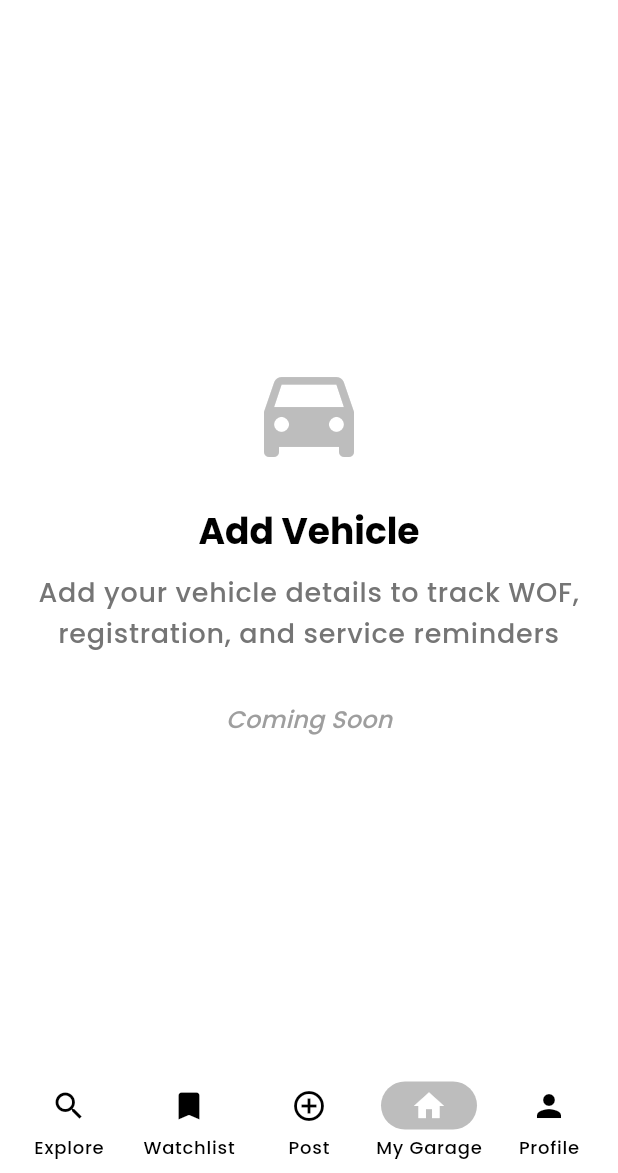
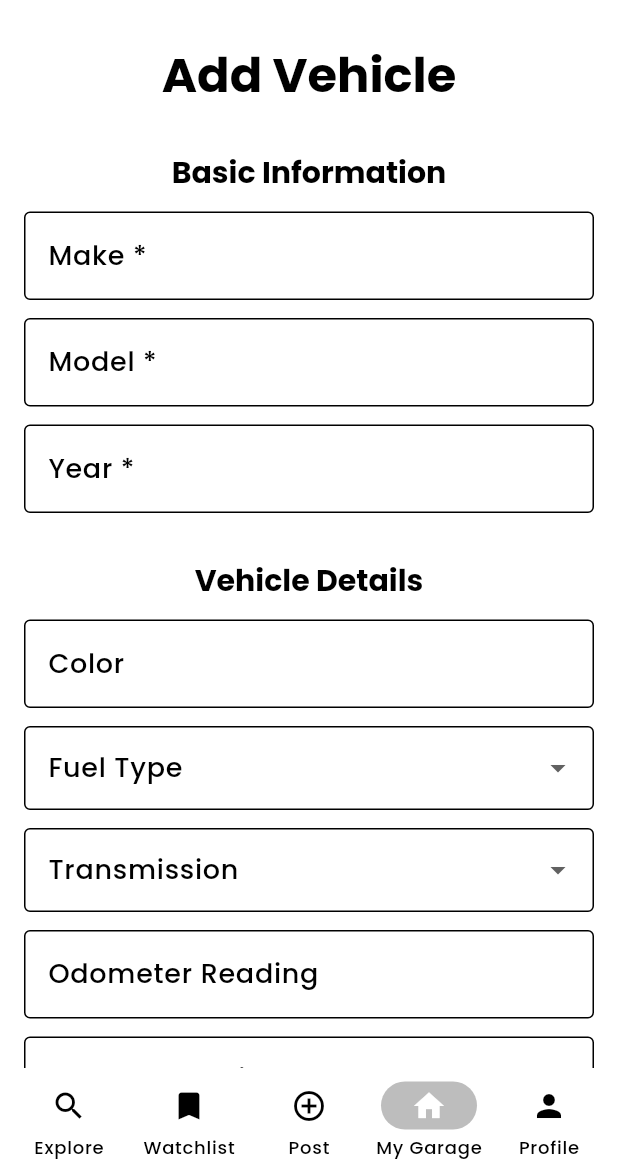
Before and after one commit to joengelena/aurae-beauty-app, a Flutter app: the AddVehiclePage screen opened by its route, on a phone screen of 412 x 824 dp, the part 63-1236 px from its top. Run offline on Flutter 3.47's test engine with Material 3 defaults, Android fonts, the phone set to English and light mode, and no system bars; our stand-ins replace flutter_secure_storage, go_router, image_picker, smooth_page_indicator; missing offline and left inert: dart:js_interop, fetch_client; accounts and stored records are empty; network calls fail.

Commit message:
Create a form for the add vehicle page

```diff
--- /dev/null
+++ b/lib/logic/add_vehicle_provider.dart
@@ -0,0 +1,61 @@
+import 'package:flutter/material.dart';
+import 'package:motorix_app/data/exceptions/app_exception.dart';
+import 'package:motorix_app/data/models/listing_attribute.dart';
+import 'package:motorix_app/data/services/vehicle_services.dart';
+import 'package:motorix_app/presentation/widgets/listing_form/listing_form_data_provider.dart';
+import 'package:motorix_app/utils/secure_storage.dart';
+
+class AddVehicleProvider extends ChangeNotifier
+    implements ListingFormDataProvider {
+  final Map<String, Object> _formData = {};
+  bool isLoading = false;
+  bool successfulPost = false;
+  String errorMessage = '';
+
+  @override
+  Map<String, Object> get formData => _formData;
+
+  @override
+  List<ListingAttribute> get listingAttributeOptions => [];
+
+  Future<void> addVehicle() async {
+    isLoading = true;
+    errorMessage = '';
+    notifyListeners();
+
+    try {
+      // Get current user ID
+      final userId = await SecureStorage.read('userId');
+      if (userId == null || userId.isEmpty) {
+        throw AppException('User not authenticated');
+      }
+
+      // Prepare the data for the API
+      final vehicleData = Map<String, dynamic>.from(_formData);
+      vehicleData['currentUserId'] = userId;
+
+      // Call the API
+      await VehicleServices().addVehicle(vehicleData);
+
+      successfulPost = true;
+    } on AppException catch (e) {
+      errorMessage = e.message;
+      successfulPost = false;
+    } catch (e) {
+      errorMessage = 'An unexpected error occurred. Please try again.';
+      successfulPost = false;
+      debugPrint('Error adding vehicle: $e');
+    } finally {
+      isLoading = false;
+      notifyListeners();
+    }
+  }
+
+  void resetProvider() {
+    _formData.clear();
+    isLoading = false;
+    successfulPost = false;
+    errorMessage = '';
+    notifyListeners();
+  }
+}
--- a/lib/presentation/pages/add_vehicle_page.dart
+++ b/lib/presentation/pages/add_vehicle_page.dart
@@ -1,48 +1,17 @@
 import 'package:flutter/material.dart';
+import 'package:motorix_app/logic/add_vehicle_provider.dart';
+import 'package:motorix_app/presentation/widgets/vehicle_form/add_vehicle_form.dart';
+import 'package:provider/provider.dart';
 
 class AddVehiclePage extends StatelessWidget {
   const AddVehiclePage({super.key});
 
   @override
   Widget build(BuildContext context) {
-    return Scaffold(
-      body: Center(
-        child: Padding(
-          padding: const EdgeInsets.all(24.0),
-          child: Column(
-            mainAxisAlignment: MainAxisAlignment.center,
-            children: [
-              Icon(
-                Icons.directions_car,
-                size: 80,
-                color: Colors.grey.shade400,
-              ),
-              const SizedBox(height: 24),
-              Text(
-                'Add Vehicle',
-                style: Theme.of(context).textTheme.headlineMedium?.copyWith(
-                      fontWeight: FontWeight.bold,
-                    ),
-              ),
-              const SizedBox(height: 12),
-              Text(
-                'Add your vehicle details to track WOF, registration, and service reminders',
-                textAlign: TextAlign.center,
-                style: Theme.of(context).textTheme.bodyLarge?.copyWith(
-                      color: Colors.grey.shade600,
-                    ),
-              ),
-              const SizedBox(height: 32),
-              Text(
-                'Coming Soon',
-                style: Theme.of(context).textTheme.titleMedium?.copyWith(
-                      color: Colors.grey.shade500,
-                      fontStyle: FontStyle.italic,
-                    ),
-              ),
-            ],
-          ),
-        ),
+    return ChangeNotifierProvider(
+      create: (_) => AddVehicleProvider(),
+      child: const Scaffold(
+        body: AddVehicleForm(),
       ),
     );
   }
--- a/lib/presentation/widgets/listing_form/number_form_field.dart
+++ b/lib/presentation/widgets/listing_form/number_form_field.dart
@@ -7,7 +7,7 @@ import 'package:provider/provider.dart';
 ///
 /// Only accepts integer input and validates against min/max constraints.
 /// Automatically removes optional fields from formData when empty.
-class NumberFormField extends StatelessWidget {
+class NumberFormField<T extends ListingFormDataProvider> extends StatelessWidget {
   /// The label text displayed in the field
   final String labelText;
 
@@ -52,7 +52,7 @@ class NumberFormField extends StatelessWidget {
 
   @override
   Widget build(BuildContext context) {
-    final provider = context.read<ListingFormDataProvider>();
+    final provider = context.read<T>();
     final initialValue = provider.formData[fieldName]?.toString() ?? '';
 
     return TextFormField(
--- a/lib/presentation/widgets/listing_form/string_form_field.dart
+++ b/lib/presentation/widgets/listing_form/string_form_field.dart
@@ -6,7 +6,7 @@ import 'package:provider/provider.dart';
 ///
 /// Supports both single-line and multi-line text input.
 /// Automatically removes optional fields from formData when empty.
-class StringFormField extends StatelessWidget {
+class StringFormField<T extends ListingFormDataProvider> extends StatelessWidget {
   /// The label text displayed in the field
   final String labelText;
 
@@ -33,7 +33,7 @@ class StringFormField extends StatelessWidget {
 
   @override
   Widget build(BuildContext context) {
-    final provider = context.read<ListingFormDataProvider>();
+    final provider = context.read<T>();
     final initialValue = provider.formData[fieldName]?.toString() ?? '';
 
     return TextFormField(
--- /dev/null
+++ b/lib/presentation/widgets/vehicle_form/add_vehicle_form.dart
@@ -0,0 +1,92 @@
+import 'package:flutter/material.dart';
+import 'package:go_router/go_router.dart';
+import 'package:motorix_app/logic/add_vehicle_provider.dart';
+import 'package:motorix_app/presentation/widgets/vehicle_form/additional_info_section.dart';
+import 'package:motorix_app/presentation/widgets/vehicle_form/basic_vehicle_info.dart';
+import 'package:motorix_app/presentation/widgets/vehicle_form/registration_service_section.dart';
+import 'package:motorix_app/presentation/widgets/vehicle_form/vehicle_details_section.dart';
+import 'package:provider/provider.dart';
+
+class AddVehicleForm extends StatefulWidget {
+  const AddVehicleForm({super.key});
+
+  @override
+  State<AddVehicleForm> createState() => _AddVehicleFormState();
+}
+
+class _AddVehicleFormState extends State<AddVehicleForm> {
+  final _formKey = GlobalKey<FormState>();
+
+  Future<void> _handleSubmit(BuildContext context) async {
+    if (!_formKey.currentState!.validate()) return;
+
+    final provider = context.read<AddVehicleProvider>();
+    await provider.addVehicle();
+
+    if (!context.mounted) return;
+
+    if (provider.successfulPost) {
+      ScaffoldMessenger.of(context).showSnackBar(
+        const SnackBar(
+          content: Text('Vehicle added successfully!'),
+          backgroundColor: Colors.green,
+        ),
+      );
+      context.go('/garage');
+    } else if (provider.errorMessage.isNotEmpty) {
+      ScaffoldMessenger.of(context).showSnackBar(
+        SnackBar(
+          content: Text(provider.errorMessage),
+          backgroundColor: Theme.of(context).colorScheme.error,
+        ),
+      );
+    }
+  }
+
+  @override
+  Widget build(BuildContext context) {
+    final provider = context.watch<AddVehicleProvider>();
+
+    return SingleChildScrollView(
+      padding: const EdgeInsets.all(16),
+      child: Center(
+        child: ConstrainedBox(
+          constraints: const BoxConstraints(maxWidth: 600),
+          child: Form(
+            key: _formKey,
+            child: Column(
+              spacing: 32,
+              children: [
+                Text(
+                  'Add Vehicle',
+                  style: Theme.of(context).textTheme.headlineLarge?.copyWith(
+                        fontWeight: FontWeight.bold,
+                      ),
+                ),
+                const BasicVehicleInfo(),
+                const VehicleDetailsSection(),
+                const RegistrationServiceSection(),
+                const AdditionalInfoSection(),
+                const SizedBox(height: 20),
+                FilledButton(
+                  onPressed: provider.isLoading
+                      ? null
+                      : () => _handleSubmit(context),
+                  child: provider.isLoading
+                      ? const SizedBox(
+                          width: 20,
+                          height: 20,
+                          child: CircularProgressIndicator(
+                            strokeWidth: 2,
+                          ),
+                        )
+                      : const Text('Add Vehicle'),
+                ),
+              ],
+            ),
+          ),
+        ),
+      ),
+    );
+  }
+}
--- /dev/null
+++ b/lib/presentation/widgets/vehicle_form/basic_vehicle_info.dart
@@ -0,0 +1,40 @@
+import 'package:flutter/material.dart';
+import 'package:motorix_app/logic/add_vehicle_provider.dart';
+import 'package:motorix_app/presentation/widgets/listing_form/number_form_field.dart';
+import 'package:motorix_app/presentation/widgets/listing_form/string_form_field.dart';
+
+class BasicVehicleInfo extends StatelessWidget {
+  const BasicVehicleInfo({super.key});
+
+  @override
+  Widget build(BuildContext context) {
+    return Column(
+      spacing: 12,
+      children: [
+        Text(
+          'Basic Information',
+          style: Theme.of(context).textTheme.headlineSmall?.copyWith(
+                fontWeight: FontWeight.bold,
+              ),
+        ),
+        const StringFormField<AddVehicleProvider>(
+          labelText: 'Make',
+          fieldName: 'make',
+          isRequired: true,
+        ),
+        const StringFormField<AddVehicleProvider>(
+          labelText: 'Model',
+          fieldName: 'model',
+          isRequired: true,
+        ),
+        NumberFormField<AddVehicleProvider>(
+          labelText: 'Year',
+          fieldName: 'year',
+          isRequired: true,
+          min: 1900,
+          max: DateTime.now().year + 2,
+        ),
+      ],
+    );
+  }
+}
--- /dev/null
+++ b/lib/presentation/widgets/vehicle_form/vehicle_details_section.dart
@@ -0,0 +1,62 @@
+import 'package:flutter/material.dart';
+import 'package:motorix_app/logic/add_vehicle_provider.dart';
+import 'package:motorix_app/presentation/widgets/listing_form/number_form_field.dart';
+import 'package:motorix_app/presentation/widgets/listing_form/string_form_field.dart';
+import 'package:motorix_app/presentation/widgets/vehicle_form/vehicle_dropdown_field.dart';
+
+class VehicleDetailsSection extends StatelessWidget {
+  const VehicleDetailsSection({super.key});
+
+  @override
+  Widget build(BuildContext context) {
+    return Column(
+      spacing: 12,
+      children: [
+        Text(
+          'Vehicle Details',
+          style: Theme.of(context).textTheme.headlineSmall?.copyWith(
+                fontWeight: FontWeight.bold,
+              ),
+        ),
+        const StringFormField<AddVehicleProvider>(
+          labelText: 'Color',
+          fieldName: 'color',
+        ),
+        const VehicleDropdownField(
+          labelText: 'Fuel Type',
+          fieldName: 'fuelType',
+          options: [
+            'Petrol',
+            'Diesel',
+            'Electric',
+            'Hybrid',
+            'Plug-in Hybrid',
+            'LPG',
+            'CNG',
+          ],
+        ),
+        const VehicleDropdownField(
+          labelText: 'Transmission',
+          fieldName: 'transmission',
+          options: [
+            'Automatic',
+            'Manual',
+            'CVT',
+            'Semi-Automatic',
+          ],
+        ),
+        const NumberFormField<AddVehicleProvider>(
+          labelText: 'Odometer Reading',
+          fieldName: 'odometerReading',
+          min: 0,
+          max: 9999999,
+        ),
+        const VehicleDropdownField(
+          labelText: 'Odometer Unit',
+          fieldName: 'odometerUnit',
+          options: ['km', 'mi'],
+        ),
+      ],
+    );
+  }
+}
--- /dev/null
+++ b/lib/presentation/widgets/vehicle_form/vehicle_dropdown_field.dart
@@ -0,0 +1,44 @@
+import 'package:flutter/material.dart';
+import 'package:motorix_app/logic/add_vehicle_provider.dart';
+import 'package:provider/provider.dart';
+
+/// A reusable dropdown form field for vehicle forms.
+class VehicleDropdownField extends StatelessWidget {
+  final String labelText;
+  final String fieldName;
+  final bool isRequired;
+  final List<String> options;
+
+  const VehicleDropdownField({
+    super.key,
+    required this.labelText,
+    required this.fieldName,
+    required this.options,
+    this.isRequired = false,
+  });
+
+  @override
+  Widget build(BuildContext context) {
+    final provider = context.read<AddVehicleProvider>();
+    final currentValue = provider.formData[fieldName] as String?;
+
+    return DropdownButtonFormField<String>(
+      value: currentValue,
+      decoration: InputDecoration(
+        labelText: isRequired ? '$labelText *' : labelText,
+        border: const OutlineInputBorder(),
+      ),
+      items: options.map((option) {
+        return DropdownMenuItem(value: option, child: Text(option));
+      }).toList(),
+      onChanged: (value) {
+        if (value != null) {
+          provider.formData[fieldName] = value;
+        }
+      },
+      validator: isRequired
+          ? (value) => value == null || value.isEmpty ? 'Required' : null
+          : null,
+    );
+  }
+}
```
Also changed, not shown: lib/data/services/vehicle_services.dart (added, +96 -0 lines), lib/presentation/widgets/listing_form/date_form_field.dart (+5 -5 lines), lib/presentation/widgets/vehicle_form/additional_info_section.dart (added, +50 -0 lines), lib/presentation/widgets/vehicle_form/registration_service_section.dart (added, +45 -0 lines).
